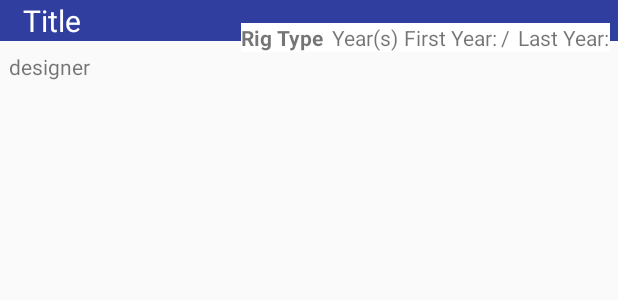
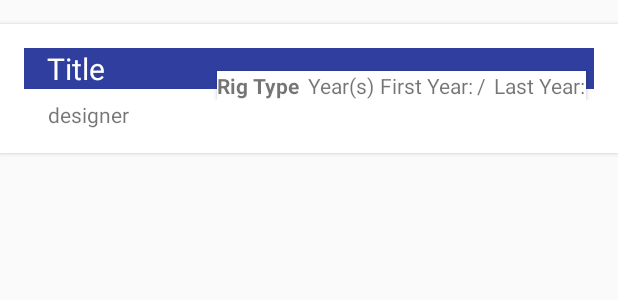
Before and after one commit to mookiejones/recyclerapp, an Android app: the layout boat_row_layout.xml on its own in the app's theme, with its tools: preview values and no code run, on a phone screen of 412 x 824 dp. Shown: the top 300 px of the screen. Run offline under Robolectric (Android 15) with nearby library versions, the phone set to English and light mode, and no system bars.

Commit message:
updated to use card view.
Need to add all items upcon card click.

Need to have proper card view display nad animaiton.

```diff
--- /dev/null
+++ b/app/src/main/res/drawable/headerrect.xml
@@ -0,0 +1,6 @@
+<!-- res/drawable/myrect.xml -->
+<shape xmlns:android="http://schemas.android.com/apk/res/android"
+    android:shape="rectangle">
+    <solid android:color="#42000000" />
+    <corners android:radius="5dp" />
+</shape>
--- a/app/src/main/res/layout/boat_fragment.xml
+++ b/app/src/main/res/layout/boat_fragment.xml
@@ -1,10 +1,10 @@
 <?xml version="1.0" encoding="utf-8"?>
 <LinearLayout xmlns:android="http://schemas.android.com/apk/res/android"
-    android:orientation="vertical" android:layout_width="match_parent"
+    android:orientation="vertical"
+    android:layout_width="match_parent"
     android:layout_height="match_parent">
     <android.support.v7.widget.RecyclerView
         android:id="@+id/list"
-        android:scrollbars="vertical"
         android:layout_width="match_parent"
         android:layout_height="match_parent"/>
 
--- a/app/src/main/res/layout/boat_row_layout.xml
+++ b/app/src/main/res/layout/boat_row_layout.xml
@@ -1,12 +1,38 @@
 <?xml version="1.0" encoding="utf-8"?>
+<android.support.v7.widget.CardView
+    xmlns:android="http://schemas.android.com/apk/res/android"
+    xmlns:app="http://schemas.android.com/apk/res-auto"
+    android:id="@+id/card_view"
+    android:layout_width="match_parent"
+    android:layout_height="wrap_content"
+    android:layout_marginTop="@dimen/padding_normal"
+    app:cardBackgroundColor="@color/card"
+    android:padding="16dp"
+    app:cardCornerRadius="@dimen/stream_card_corner_radius"
+    app:cardElevation="@dimen/card_elevation">
 
-<LinearLayout xmlns:android="http://schemas.android.com/apk/res/android"
-    android:layout_width="fill_parent"
-    android:layout_height="?android:attr/listPreferredItemHeight"
-    android:orientation="vertical"
-    >
+
+    <RelativeLayout
+        android:layout_width="match_parent"
+        android:layout_height="wrap_content"
+        android:padding="@dimen/card_padding">
+        <ImageView
+            android:id="@+id/boatThumbnail"
+            android:layout_alignParentLeft="true"
+            android:layout_alignParentTop="true"
+            android:layout_marginRight="16dp"
+            android:layout_width="wrap_content"
+            android:layout_height="wrap_content"
+            android:scaleType="centerCrop"
+            android:contentDescription="BoatImage" />
         <FrameLayout
-        android:layout_width="match_parent"
+            android:id="@+id/header"
+            android:elevation="4dp"
+            android:layout_toRightOf="@id/boatThumbnail"
+            android:layout_width="wrap_content"
+            android:layout_alignParentTop="true"
+            android:layout_alignParentRight="true"
+            android:layout_alignParentLeft="true"
             android:layout_height="wrap_content">
             <TextView
                 android:id="@+id/title"
@@ -16,7 +42,6 @@
                 android:paddingRight="15dip"
                 android:text="@string/title"
                 style="@style/HeaderStyle" />
-
              <LinearLayout
                     android:layout_width="wrap_content"
                     android:layout_height="wrap_content"
@@ -24,6 +49,7 @@
                     android:orientation="horizontal"
                     android:layout_marginTop="15sp"
                     android:layout_marginRight="5sp"
+                    android:elevation="@dimen/text_elevation"
                     android:layout_gravity="right|bottom"
                     >
                     <TextView
@@ -60,27 +86,28 @@
 
                 </LinearLayout>
         </FrameLayout>
+        <TextView
+            android:id="@+id/designer"
+            android:layout_toRightOf="@id/boatThumbnail"
+            android:layout_below="@id/header"
+            android:layout_width="wrap_content"
+            android:layout_height="wrap_content"
+            android:text="@string/designer"/>
+        </RelativeLayout>
+
+        <!-- Old Layout
+
         <LinearLayout
             android:layout_width="match_parent"
             android:layout_height="match_parent"
             android:orientation="horizontal">
 
-        <ImageView
-            android:id="@+id/boatThumbnail"
-            android:layout_width="wrap_content"
-            android:layout_height="wrap_content"
-            android:layout_marginRight="6dip"
-            android:contentDescription="BoatImage" />
 
-        <TextView
-            android:id="@+id/designer"
 
-            android:layout_width="wrap_content"
-            android:layout_height="wrap_content"
-            android:text="@string/designer"/>
+
         </LinearLayout>
 
-    <!--
+
         <LinearLayout
             android:layout_width="match_parent"
             android:layout_height="wrap_content">
@@ -190,4 +217,4 @@
             </LinearLayout>
         </LinearLayout>
     -->
-</LinearLayout>
+</android.support.v7.widget.CardView>
--- a/app/src/main/res/values/colors.xml
+++ b/app/src/main/res/values/colors.xml
@@ -4,4 +4,6 @@
     <color name="colorPrimaryDark">#303F9F</color>
     <color name="colorAccent">#FF4081</color>
     <color name="white">#FFF</color>
+    <color name="boat_header_color">#42000000</color>
+    <color name="card">#fff</color>
 </resources>
--- a/app/src/main/res/values/dimens.xml
+++ b/app/src/main/res/values/dimens.xml
@@ -6,4 +6,12 @@
     <dimen name="activity_horizontal_margin">16dp</dimen>
     <dimen name="activity_vertical_margin">16dp</dimen>
     <dimen name="fab_margin">16dp</dimen>
+    <dimen name="text_elevation">2dp</dimen>
+    <dimen name="header_radius">5dp</dimen>
+    <dimen name="card_padding">16dp</dimen>
+    <dimen name="stream_card_corner_radius">0dp</dimen>
+    <dimen name="card_corner_radius">2dp</dimen>
+    <dimen name="card_elevation">2dp</dimen>
+    <dimen name="padding_normal">16dp</dimen>
+
 </resources>
```
Also changed, not shown: app/src/main/java/android/com/solutions/nerd/testapp/BoatActivity.java (deleted, +0 -17 lines), app/src/main/java/android/com/solutions/nerd/testapp/BoatArrayAdapter.java (+56 -28 lines), app/src/main/java/android/com/solutions/nerd/testapp/BoatFragment.java (+24 -49 lines), app/src/main/java/android/com/solutions/nerd/testapp/CustomBoatHolder.java (deleted, +0 -29 lines), app/src/main/java/android/com/solutions/nerd/testapp/PlusOneFragment.java (+6 -5 lines), app/src/main/java/android/com/solutions/nerd/testapp/model/Boat.java (+12 -10 lines), app/src/main/res/animator/card_flip_left_in.xml (added, +24 -0 lines), app/src/main/res/animator/card_flip_left_out.xml (added, +17 -0 lines), app/src/main/res/animator/card_flip_right_in.xml (added, +25 -0 lines), app/src/main/res/animator/card_flip_right_out.xml (added, +17 -0 lines), app/src/main/res/layout/activity_boat.xml (deleted, +0 -7 lines), app/src/main/res/layout/boat_layout.xml (deleted, +0 -26 lines), app/src/main/res/values/integers.xml (added, +7 -0 lines). Lines whose indentation alone changed are shown as unchanged.
